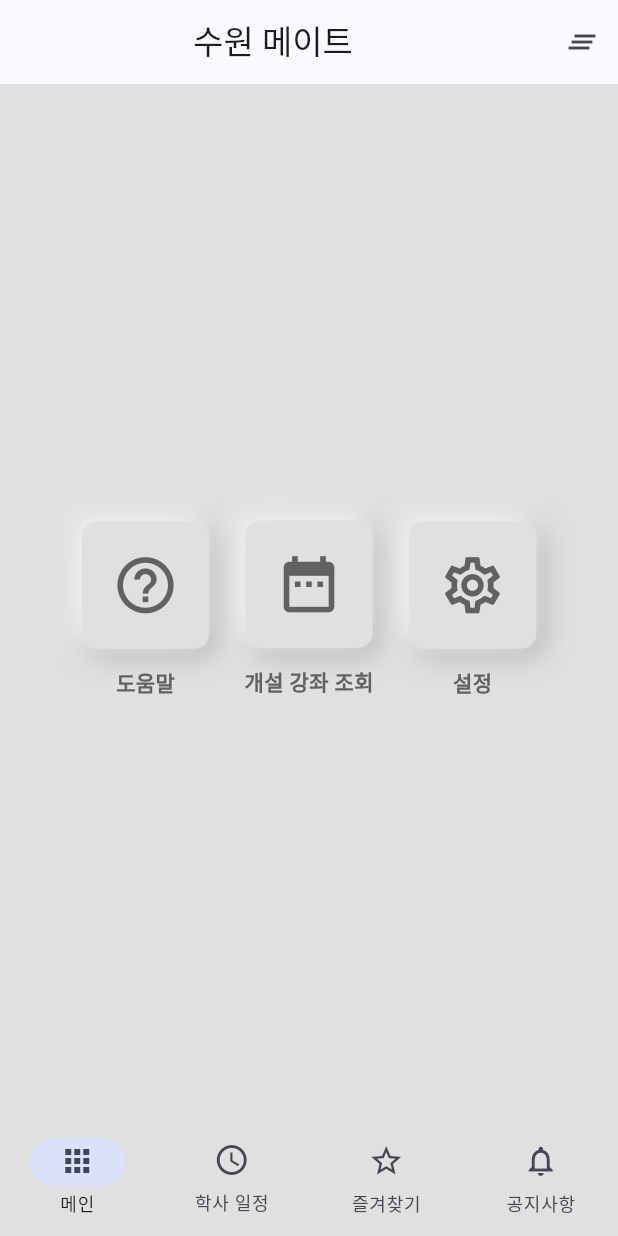
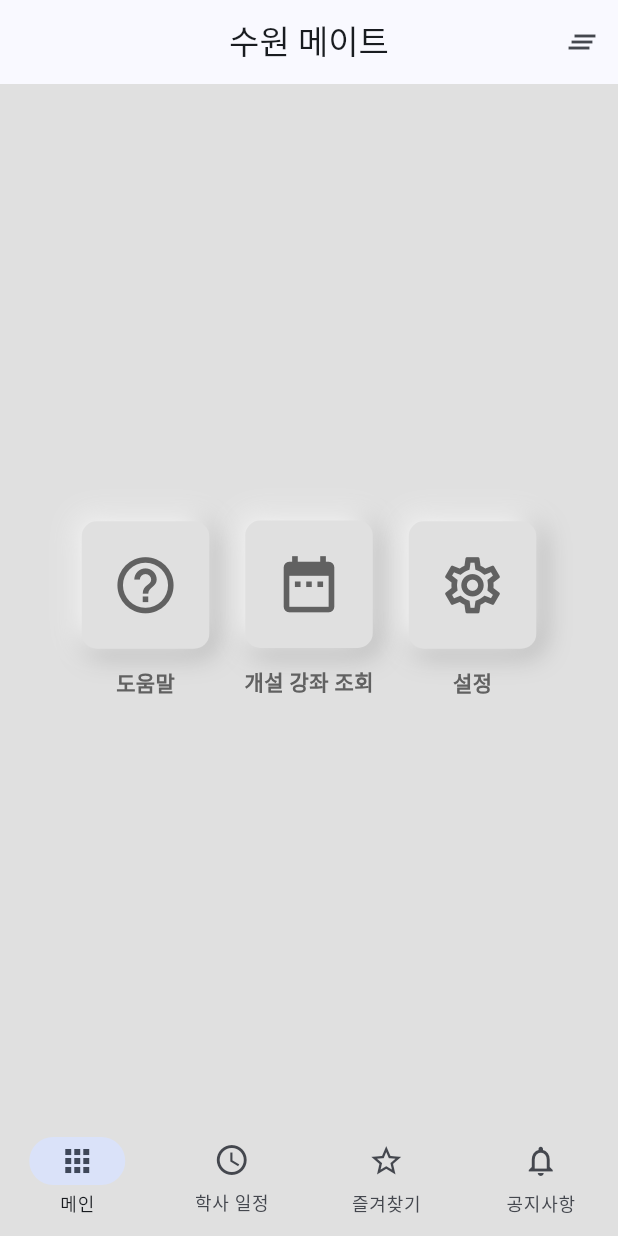
Before and after one commit to sun30812/suwon_mate, a Flutter app: the screen it shows after launch, on a phone screen of 412 x 824 dp. Run offline on Flutter 3.47's test engine with Material 2 defaults, Android fonts, the phone set to English and light mode, and no system bars; our stand-ins replace firebase_core, firebase_database, firebase_remote_config, flutter_html, flutter_riverpod, go_router and 2 more; accounts and stored records are empty.

Commit message:
Appbar제목이 올바른 정중앙에 오도록 수정

```diff
--- a/lib/main.dart
+++ b/lib/main.dart
@@ -163,7 +163,8 @@ class _MainPageState extends State<MainPage> {
   Widget build(BuildContext context) {
     return Scaffold(
         appBar: AppBar(
-          title: const Center(child: Text('수원 메이트')),
+          centerTitle: true,
+          title: const Text('수원 메이트'),
           actions: [
             IconButton(
                 onPressed: () async {
```
